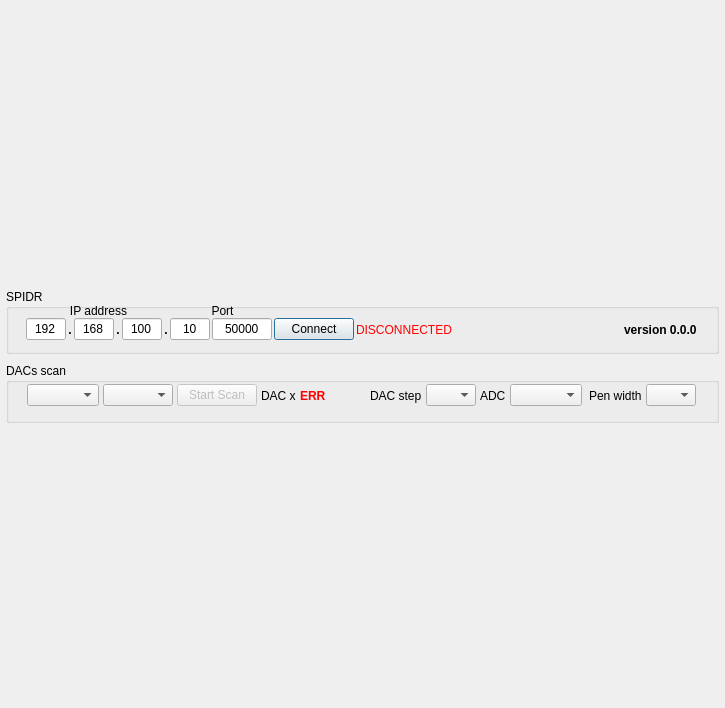
This is SpidrDacsScan/SpidrDacsScan.ui in navrit/dexter as Qt 5 draws it before an edit. The edited form follows.
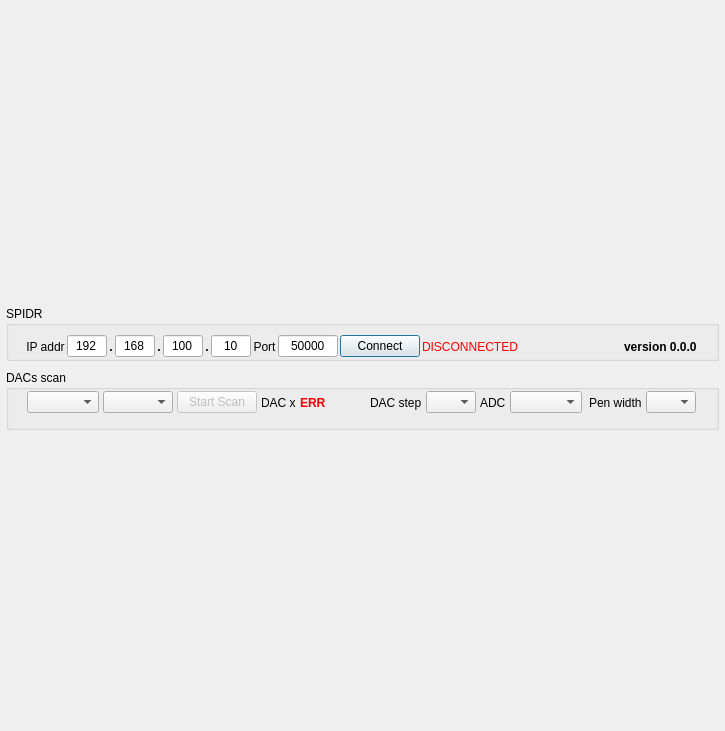
This is the edited form. Icons and pictures are not drawn.

Diff of the .ui file:
```diff
--- a/SpidrDacsScan/SpidrDacsScan.ui
+++ b/SpidrDacsScan/SpidrDacsScan.ui
@@ -7,7 +7,7 @@
     <x>0</x>
     <y>0</y>
     <width>725</width>
-    <height>708</height>
+    <height>731</height>
    </rect>
   </property>
   <property name="minimumSize">
@@ -36,8 +36,8 @@
       <widget class="QGroupBox" name="_groupBoxSpidr">
        <property name="minimumSize">
         <size>
-         <width>657</width>
-         <height>65</height>
+         <width>0</width>
+         <height>50</height>
         </size>
        </property>
        <property name="maximumSize">
@@ -49,38 +49,6 @@
        <property name="title">
         <string>SPIDR</string>
        </property>
-       <widget class="QLabel" name="labelIpAddr">
-        <property name="geometry">
-         <rect>
-          <x>58</x>
-          <y>14</y>
-          <width>69</width>
-          <height>16</height>
-         </rect>
-        </property>
-        <property name="text">
-         <string>IP address</string>
-        </property>
-        <property name="alignment">
-         <set>Qt::AlignCenter</set>
-        </property>
-       </widget>
-       <widget class="QLabel" name="labelPort">
-        <property name="geometry">
-         <rect>
-          <x>190</x>
-          <y>14</y>
-          <width>53</width>
-          <height>16</height>
-         </rect>
-        </property>
-        <property name="text">
-         <string>Port</string>
-        </property>
-        <property name="alignment">
-         <set>Qt::AlignCenter</set>
-        </property>
-       </widget>
        <widget class="QWidget" name="layoutWidget1">
         <property name="geometry">
          <rect>
@@ -100,6 +68,16 @@
          <property name="rightMargin">
           <number>10</number>
          </property>
+         <item>
+          <widget class="QLabel" name="labelIpAddr">
+           <property name="text">
+            <string>IP addr</string>
+           </property>
+           <property name="alignment">
+            <set>Qt::AlignCenter</set>
+           </property>
+          </widget>
+         </item>
          <item>
           <widget class="QLineEdit" name="_lineEditAddr3">
            <property name="maximumSize">
@@ -212,6 +190,16 @@
            </property>
           </widget>
          </item>
+         <item>
+          <widget class="QLabel" name="labelPort">
+           <property name="text">
+            <string>Port</string>
+           </property>
+           <property name="alignment">
+            <set>Qt::AlignCenter</set>
+           </property>
+          </widget>
+         </item>
          <item>
           <widget class="QLineEdit" name="_lineEditPort">
            <property name="maximumSize">
```
